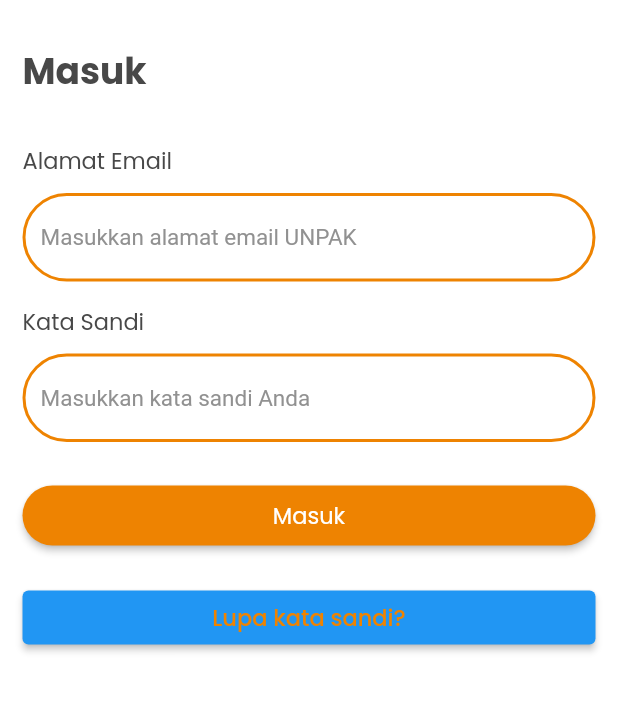
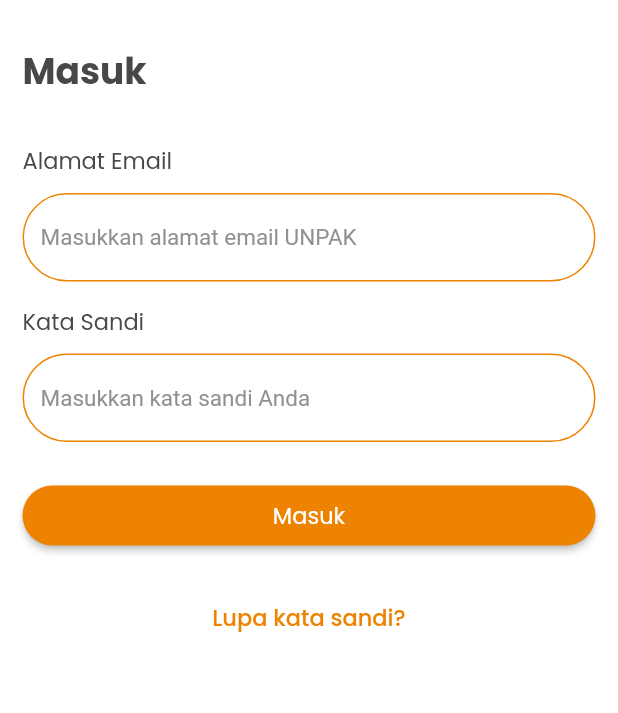
Before and after one commit to laaffee/Tugas1_vokasi_app, a Flutter app: the screen it shows after launch, after a tap on "Masuk", on a phone screen of 412 x 824 dp, the part 218-931 px from its top. Run offline on Flutter 3.47's test engine with Material 2 defaults, Android fonts, the phone set to English and light mode, and no system bars; our stand-ins replace google_fonts.

Commit message:
Update login_body_screen.dart

```diff
--- a/lib/screens/login_body_screen.dart
+++ b/lib/screens/login_body_screen.dart
@@ -1,5 +1,6 @@
 import 'package:flutter/material.dart';
 import 'package:google_fonts/google_fonts.dart';
+import 'package:vokasi_app/screens/forget_password_screen.dart';
 import 'package:vokasi_app/screens/profile_screen.dart';
 
 class LoginBodyScreen extends StatelessWidget {
@@ -64,7 +65,7 @@ class LoginBodyScreen extends StatelessWidget {
               enabledBorder: OutlineInputBorder(
                  borderRadius: BorderRadius.all(
                     Radius.circular(50),),
-                    borderSide: BorderSide(color: Color(0xffEE8301), width: 2)
+                    borderSide: BorderSide(color: Color(0xffEE8301))
                     ),
               fillColor: Colors.white,
               ),
@@ -85,7 +86,7 @@ class LoginBodyScreen extends StatelessWidget {
               enabledBorder: OutlineInputBorder(
                  borderRadius: BorderRadius.all(
                     Radius.circular(50),),
-                    borderSide: BorderSide(color: Color(0xffEE8301), width: 2)
+                    borderSide: BorderSide(color: Color(0xffEE8301))
                     ),
             fillColor: Colors.white,
           ),
@@ -121,8 +122,15 @@ class LoginBodyScreen extends StatelessWidget {
               onPressed: () {
                 Navigator.push(
                   context,
-                  MaterialPageRoute(builder: (context) => ProfileScreen(),));
+                  MaterialPageRoute(builder: (context) => ForgetPasswordScreen(),
+                  ),
+                  );
               },
+                style: ElevatedButton.styleFrom(
+                    backgroundColor: Colors.transparent,
+                    foregroundColor: Colors.black,
+                    elevation: 0,
+                  ),
             child: Text('Lupa kata sandi?', textAlign: TextAlign.center,  style: GoogleFonts.poppins(
             fontSize: 15.0,
             color: const Color(0xffEE8301),
```
